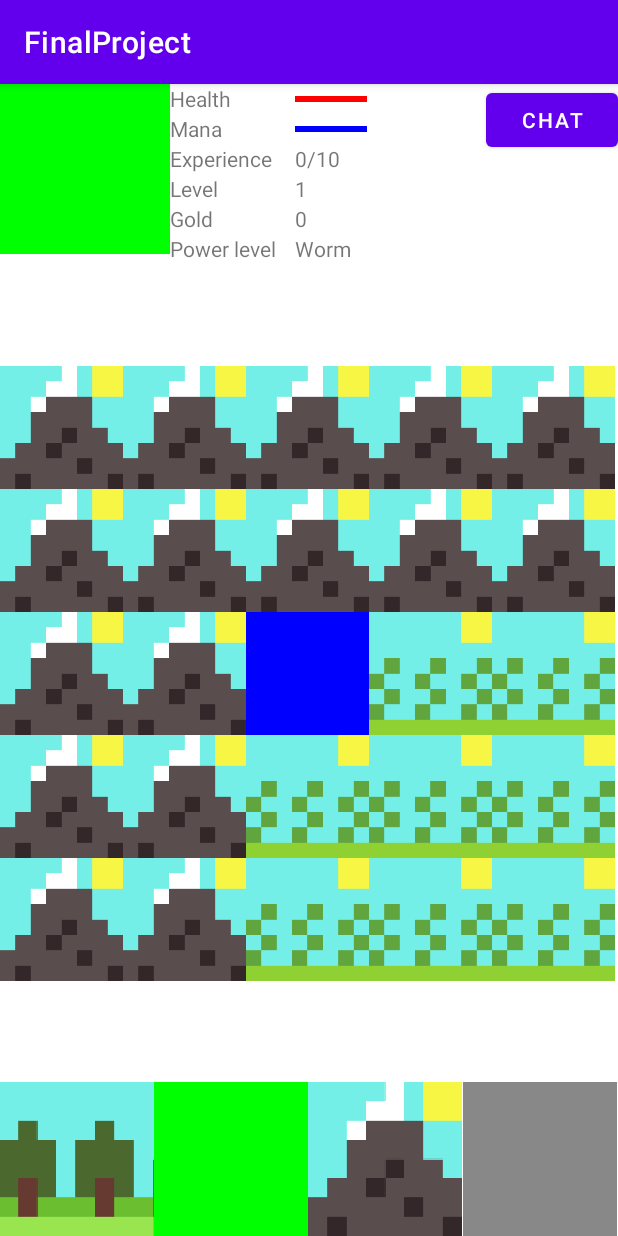
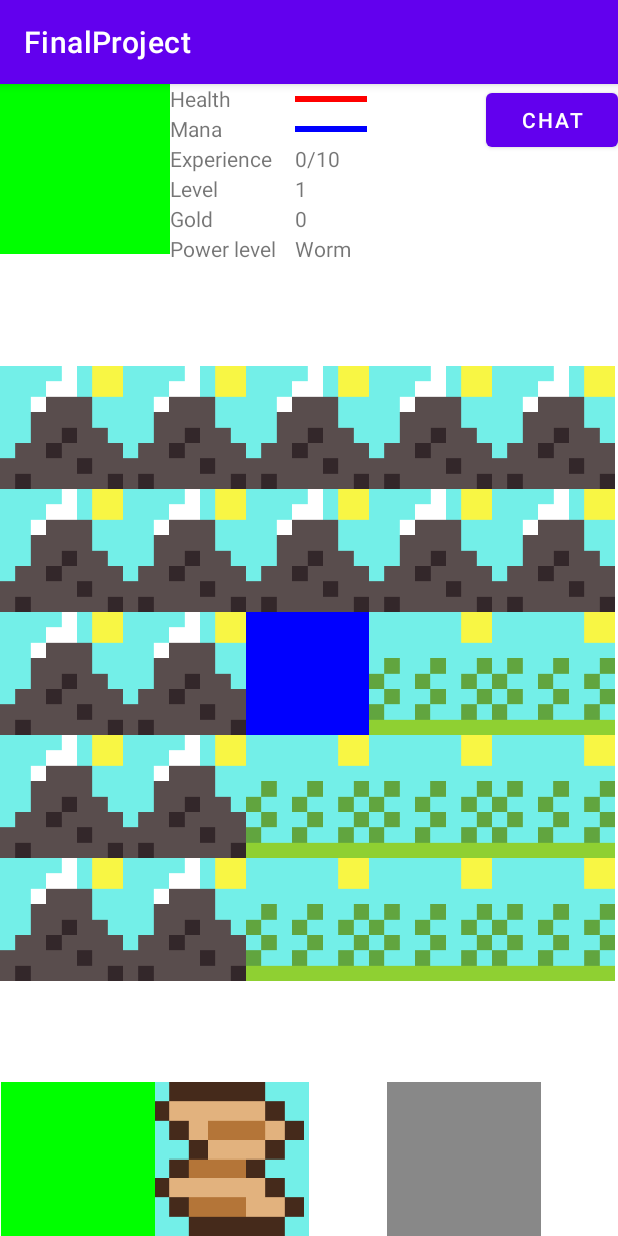
Before and after one commit to Vaneyk1973/FinalProject, an Android app: the screen it shows after launch (MainActivity), on a phone screen of 412 x 824 dp. Run offline under Robolectric (Android 15) with nearby library versions, the phone set to English and light mode, and no system bars; 2 statements that could not run were skipped.

Commit message:
minor changes

```diff
--- a/FinalProject/app/src/main/java/com/example/finalproject/Enemy.java
+++ b/FinalProject/app/src/main/java/com/example/finalproject/Enemy.java
@@ -13,7 +13,7 @@ public class Enemy extends Entity implements Parcelable {
     private boolean t=true;
 
     public Enemy(String name, int health, int mana, int damage, int armor, int given_gold, int given_exp, ArrayList<Pair<Item, Integer>> drop) {
-        setHealth_regen(5);
+        setHealth_regen(2);
         setArmor(armor);
         setDamage(damage);
         setHealth(health);
--- a/FinalProject/app/src/main/java/com/example/finalproject/Item.java
+++ b/FinalProject/app/src/main/java/com/example/finalproject/Item.java
@@ -10,6 +10,24 @@ public class Item implements Serializable {
 
     public Item(String name){
         this.name=name;
+    }
+
+    public Item(int cost, String name) {
+        this.cost = cost;
+        this.name = name;
+    }
+
+    public Item(int cost, int rarity, String name) {
+        this.cost = cost;
+        this.rarity = rarity;
+        this.name = name;
+    }
+
+    public Item(int cost, int rarity, int category, String name) {
+        this.cost = cost;
+        this.rarity = rarity;
+        this.category = category;
+        this.name = name;
     }
 
     public int getCost() {
--- a/FinalProject/app/src/main/java/com/example/finalproject/MainActivity.java
+++ b/FinalProject/app/src/main/java/com/example/finalproject/MainActivity.java
@@ -6,6 +6,7 @@ import androidx.appcompat.app.AppCompatActivity;
 import androidx.fragment.app.FragmentTransaction;
 
 import android.content.SharedPreferences;
+import android.content.res.Resources;
 import android.graphics.Bitmap;
 import android.graphics.BitmapFactory;
 import android.graphics.Color;
@@ -30,7 +31,7 @@ public class MainActivity extends AppCompatActivity {
     public static HashMap<Integer, Integer> chances_of_fight =new HashMap<>();
     public static MapTitle[][] map=new MapTitle[32][32];
     public static Bitmap[] menu=new Bitmap[4];
-    public static HashMap<Integer, HashMap<Enemy, Integer>> chances_of_enemy=new HashMap<>();
+    public static HashMap<Integer, HashMap<Integer, Enemy>> chances_of_enemy=new HashMap<>();
     public static ArrayList<Enemy> enemies=new ArrayList<>();
     public static HashMap<Integer, ArrayList<Pair<Item, Integer>>> drop=new HashMap<>();
     public static ArrayList<Element> elements=new ArrayList<>();
@@ -40,11 +41,15 @@ public class MainActivity extends AppCompatActivity {
     public static ArrayList<ManaReservoir> mana_reservoirs =new ArrayList<>();
     public static ArrayList<Research> researches=new ArrayList();
     private static boolean created=false;
+    private static Display display;
+    private static Resources res;
 
     @Override
     protected void onCreate(Bundle savedInstanceState) {
         super.onCreate(savedInstanceState);
         setContentView(R.layout.activity_main);
+        display = getWindowManager().getDefaultDisplay();
+        res=getResources();
         FragmentTransaction fragmentTransaction= getSupportFragmentManager().beginTransaction();
         fragmentTransaction.add(R.id.map, new Map());
         fragmentTransaction.add(R.id.status, new StatusBar());
@@ -58,7 +63,6 @@ public class MainActivity extends AppCompatActivity {
         else player=new Player(2, 2);
         setInitialData();
     }
-
 
 
     @Override
@@ -75,17 +79,15 @@ public class MainActivity extends AppCompatActivity {
         Log.d("LLLL", player.toString());
     }
 
-    private void setInitialData(){
-        if (!created){
-
-        }
+    protected static void setInitialData(){
+        if (created)
+            player=new Player(2, 2);
         created=true;
-        Display display = getWindowManager().getDefaultDisplay();
         Point size = new Point();
         display.getSize(size);
         int width = size.x;
         int n=10, m=10;
-        Bitmap a=Bitmap.createScaledBitmap(BitmapFactory.decodeResource(getResources(), R.drawable.xxx), width/5*n, width/5*m, false);
+        Bitmap a=Bitmap.createScaledBitmap(BitmapFactory.decodeResource(res, R.drawable.xxx), width/5*n, width/5*m, false);
         Bitmap[][] b=new Bitmap[n][m];
         for (int i=0;i<n;i++){
             for (int j=0;j<m;j++){
@@ -155,24 +157,46 @@ public class MainActivity extends AppCompatActivity {
         researches.add(new Research((ArrayList<Research>)rqr.clone(), "Earth mage", 3, 1, 3, false, false));
         researches.add(new Research((ArrayList<Research>)rqr.clone(), "Air mage", 3, 1, 4, false, false));
         drop.put(0, new ArrayList<>());
-        drop.get(0).add(new Pair<>(new Item("yyy"), 70));
-        drop.get(0).add(new Pair<>(new Item("rrr"), 30));
+        drop.get(0).add(new Pair<>(new Item(2, "Rabbit's fur"), 70));
+        drop.get(0).add(new Pair<>(new Item(3, "Rabbit's leg"), 30));
+        drop.put(1, new ArrayList<>());
+        drop.put(2, new ArrayList<>());
+        drop.put(3, new ArrayList<>());
+        drop.put(4, new ArrayList<>());
+        drop.put(5, new ArrayList<>());
         player.setTitle_texture(Bitmap.createBitmap(map[player.getCoordinates().first][player.getCoordinates().second].texture));
         map[player.getCoordinates().first][player.getCoordinates().second].getTexture().eraseColor(Color.BLUE);
-        enemies.add(new Enemy("Wolf", 30, 0, 5, 0, 10, 5, drop.get(0)));
+        enemies.add(new Enemy("Rabbit", 5, 0, 1, 0, 1, 1, drop.get(0)));
+        enemies.add(new Enemy("Dog", 15, 0, 2, 0, 5, 5, drop.get(1)));
+        enemies.add(new Enemy("Wolf", 35, 0, 5, 0, 10, 10, drop.get(2)));
+        enemies.add(new Enemy("Fox", 20, 0, 3, 0, 7, 6, drop.get(3)));
+        enemies.add(new Enemy("Bear", 100, 10, 15, 0, 50, 200, drop.get(4)));
+        enemies.add(new Enemy("Highwayman", 50, 10, 20, 0, 100, 50, drop.get(5)));
         chances_of_fight.put(0, 0);
         chances_of_fight.put(1, 20);
         chances_of_fight.put(2, 60);
         chances_of_fight.put(3, 0);
-        chances_of_fight.put(4, 30);
-        chances_of_fight.put(5, 30);
-        chances_of_fight.put(6, 10);
-        chances_of_fight.put(7, 10);
-        chances_of_enemy.put(0, new HashMap<>());
+        chances_of_fight.put(4, 10);
+        chances_of_fight.put(5, 10);
+        chances_of_fight.put(6, 5);
+        chances_of_fight.put(7, 5);
         chances_of_enemy.put(1, new HashMap<>());
+        chances_of_enemy.get(1).put(30, enemies.get(0));
+        chances_of_enemy.get(1).put(70, enemies.get(1));
         chances_of_enemy.put(2, new HashMap<>());
-        chances_of_enemy.put(3, new HashMap<>());
+        chances_of_enemy.get(2).put(60, enemies.get(2));
+        chances_of_enemy.get(2).put(35, enemies.get(3));
+        chances_of_enemy.get(2).put(5, enemies.get(4));
         chances_of_enemy.put(4, new HashMap<>());
+        chances_of_enemy.get(4).put(100, enemies.get(5));
+        chances_of_enemy.put(5, new HashMap<>());
+        chances_of_enemy.get(5).put(100, enemies.get(5));
+        chances_of_enemy.put(6, new HashMap<>());
+        chances_of_enemy.get(6).put(100, enemies.get(5));
+        chances_of_enemy.put(7, new HashMap<>());
+        chances_of_enemy.get(7).put(100, enemies.get(5));
+        chances_of_enemy.put(8, new HashMap<>());
+        chances_of_enemy.get(8).put(100, enemies.get(5));
         elements.add(new Element("Pure mana", -1, 2, false));
         elements.add(new Element("Fire", 0, 10, false));
         elements.add(new Element("Water", 1, 5, false));
@@ -186,12 +210,12 @@ public class MainActivity extends AppCompatActivity {
         forms.add(new Form("Sphere", 0, true));
         mana_reservoirs.add(new ManaReservoir("Basic", 1, true));
         mana_channels.add(new ManaChannel("Basic", 2, true));
-        menu[0]=Bitmap.createScaledBitmap(b[2][0], width/4, width/4, false);
-        menu[2]=Bitmap.createScaledBitmap(b[0][0], width/4, width/4, false);
+        menu[0]=Bitmap.createScaledBitmap(b[9][0], width/4, width/4, false);
+        menu[2]=Bitmap.createScaledBitmap(b[8][0], width/4, width/4, false);
     }
 
 
-    class MapTitle{
+    static class MapTitle{
         private final Pair<Integer, Integer> coords;
         private Bitmap texture;
         private int type;
--- a/FinalProject/app/src/main/java/com/example/finalproject/Player.java
+++ b/FinalProject/app/src/main/java/com/example/finalproject/Player.java
@@ -73,7 +73,7 @@ public class Player extends Entity implements Parcelable {
     }
 
     public Player(int x, int y){
-        setHealth_regen(5);
+        setHealth_regen(1);
         setDamage(10);
         setLevel(1);
         setExperience(0);
--- a/FinalProject/app/src/main/java/com/example/finalproject/StatusBar.java
+++ b/FinalProject/app/src/main/java/com/example/finalproject/StatusBar.java
@@ -22,6 +22,8 @@ import android.widget.ProgressBar;
 import android.widget.TextView;
 
 public class StatusBar extends Fragment {
+    private static ProgressBar mana_bar;
+    private static ProgressBar health_bar;
 
     @Override
     public View onCreateView(LayoutInflater inflater, ViewGroup container, Bundle savedInstanceState) {
@@ -35,30 +37,32 @@ public class StatusBar extends Fragment {
         display.getSize(size);
         int width = size.x;
         ImageView img = (ImageView) getView().findViewById(R.id.avatar);
-        TextView exp=(TextView)getView().findViewById(R.id.experience_amount);
-        TextView lvl=(TextView)getView().findViewById(R.id.level_value);
-        TextView gld=(TextView)getView().findViewById(R.id.gold_amount);
-        String txt=MainActivity.player.getExperience() +"/"+ MainActivity.player.getExperience_to_next_level_required();
+        TextView exp = (TextView) getView().findViewById(R.id.experience_amount);
+        TextView lvl = (TextView) getView().findViewById(R.id.level_value);
+        TextView gld = (TextView) getView().findViewById(R.id.gold_amount);
+        String txt = MainActivity.player.getExperience() + "/" + MainActivity.player.getExperience_to_next_level_required();
         exp.setText(txt);
-        txt=MainActivity.player.getLevel()+"";
+        txt = MainActivity.player.getLevel() + "";
         lvl.setText(txt);
-        txt=MainActivity.player.getGold()+"";
+        txt = MainActivity.player.getGold() + "";
         gld.setText(txt);
-        Bitmap bm = Bitmap.createBitmap((width-width/4-width/5)/2, (width-width/4-width/5)/2, Bitmap.Config.ARGB_8888);
+        Bitmap bm = Bitmap.createBitmap((width - width / 4 - width / 5) / 2, (width - width / 4 - width / 5) / 2, Bitmap.Config.ARGB_8888);
         bm.eraseColor(Color.GREEN);
         img.setImageBitmap(bm);
-        ProgressBar mana_bar = (ProgressBar) getView().findViewById(R.id.mana_bar);
-        ProgressBar health_bar = (ProgressBar) getView().findViewById(R.id.health_bar);
+        mana_bar = (ProgressBar) getView().findViewById(R.id.mana_bar);
+        health_bar = (ProgressBar) getView().findViewById(R.id.health_bar);
         health_bar.setProgressTintList(ColorStateList.valueOf(Color.RED));
-        health_bar.setProgress(100);
+        health_bar.setMax(MainActivity.player.getMax_health());
+        health_bar.setProgress(MainActivity.player.getHealth());
         mana_bar.setProgressTintList(ColorStateList.valueOf(Color.BLUE));
-        mana_bar.setProgress(100);
-        Button chat=getView().findViewById(R.id.chat_button);
-        FragmentManager fm=getParentFragmentManager();
+        mana_bar.setProgress(MainActivity.player.getMana());
+        mana_bar.setMax(MainActivity.player.getMax_mana());
+        Button chat = getView().findViewById(R.id.chat_button);
+        FragmentManager fm = getParentFragmentManager();
         chat.setOnClickListener(new View.OnClickListener() {
             @Override
             public void onClick(View v) {
-                FragmentTransaction fragmentTransaction= fm.beginTransaction();
+                FragmentTransaction fragmentTransaction = fm.beginTransaction();
                 fragmentTransaction.add(R.id.chat, new Chat());
                 fragmentTransaction.remove(fm.findFragmentById(R.id.map));
                 fragmentTransaction.commit();
@@ -66,4 +70,13 @@ public class StatusBar extends Fragment {
         });
         super.onViewCreated(view, savedInstanceState);
     }
+
+    public static void update() {
+        health_bar.setProgressTintList(ColorStateList.valueOf(Color.RED));
+        health_bar.setMax(MainActivity.player.getMax_health());
+        health_bar.setProgress(MainActivity.player.getHealth());
+        mana_bar.setProgressTintList(ColorStateList.valueOf(Color.BLUE));
+        mana_bar.setProgress(MainActivity.player.getMana());
+        mana_bar.setMax(MainActivity.player.getMax_mana());
+    }
 }
```
Also changed, not shown: FinalProject/app/src/main/java/com/example/finalproject/Fight.java (deleted, +0 -64 lines), FinalProject/app/src/main/java/com/example/finalproject/FightFragment.java (+13 -1 lines), FinalProject/app/src/main/java/com/example/finalproject/Map.java (+43 -0 lines), 1 other file.
